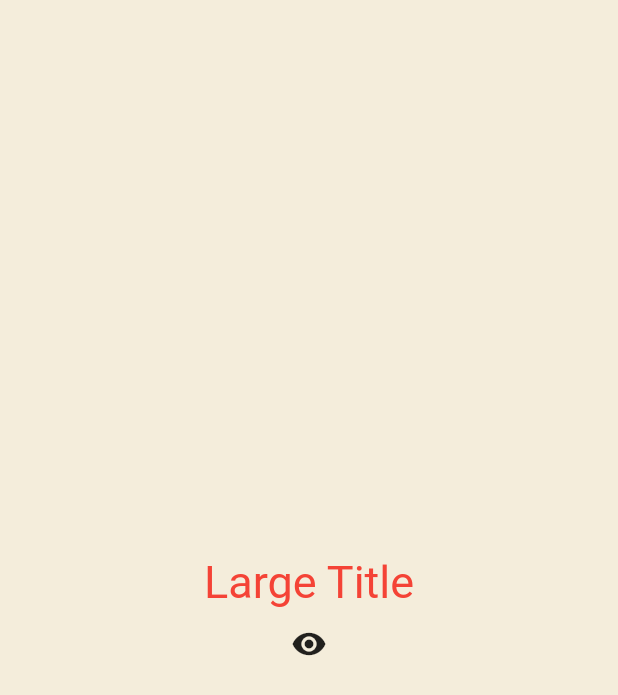
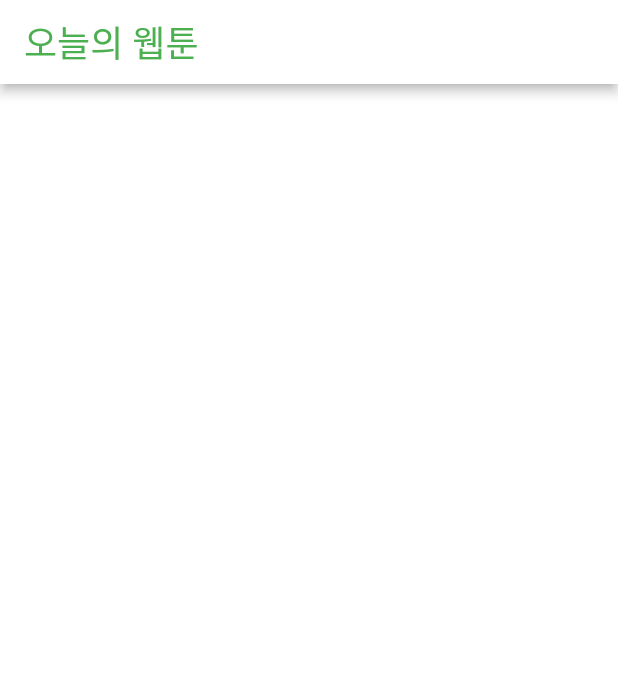
Before and after one commit to tan60/flutter_toonflix, a Flutter app: the screen it shows after launch, on a phone screen of 412 x 824 dp. Shown: the top 695 px of the screen. Run offline on Flutter 3.47's test engine with Material 2 defaults, Android fonts, the phone set to English and light mode, and no system bars; network calls fail.

Commit message:
toon_flix 작업 전환
- home_screen.dart 추가
- API 연동

```diff
--- a/lib/main.dart
+++ b/lib/main.dart
@@ -1,88 +1,19 @@
 import 'package:flutter/material.dart';
+import 'package:toonflix/screen/home_screen.dart';
+import 'package:toonflix/services/api_service.dart';
 
 void main() {
+  ApiService().getTodaysToons();
   runApp(const App());
 }
 
-class App extends StatefulWidget {
+class App extends StatelessWidget {
   const App({super.key});
 
   @override
-  State<App> createState() => _AppState();
-}
-
-class _AppState extends State<App> {
-  void onClicked() {
-    setState(() {});
-  }
-
-  bool showTitle = true;
-
-  void toggleTitle() {
-    setState(() {
-      showTitle = !showTitle;
-    });
-  }
-
-  @override
   Widget build(BuildContext context) {
-    return MaterialApp(
-      theme: ThemeData(
-        textTheme: const TextTheme(
-          titleLarge: TextStyle(
-            color: Colors.red,
-          ),
-        ),
-      ),
-      home: Scaffold(
-        backgroundColor: const Color(0xFFF4EDDB),
-        body: Center(
-          child: Column(
-            mainAxisAlignment: MainAxisAlignment.center,
-            children: [
-              showTitle ? const MyLargetTitle() : const Text(''),
-              IconButton(
-                  onPressed: toggleTitle,
-                  icon: const Icon(Icons.remove_red_eye))
-            ],
-          ),
-        ),
-      ),
+    return const MaterialApp(
+      home: HomeScreen(),
     );
   }
 }
-
-class MyLargetTitle extends StatefulWidget {
-  const MyLargetTitle({
-    super.key,
-  });
-
-  @override
-  State<MyLargetTitle> createState() => _MyLargetTitleState();
-}
-
-class _MyLargetTitleState extends State<MyLargetTitle> {
-  @override
-  void initState() {
-    super.initState();
-    print('initState');
-  }
-
-  @override
-  void dispose() {
-    super.dispose();
-    print('dispose');
-  }
-
-  @override
-  Widget build(BuildContext context) {
-    print('build');
-    return Text(
-      'Large Title',
-      style: TextStyle(
-        fontSize: 30,
-        color: Theme.of(context).textTheme.titleLarge!.color,
-      ),
-    );
-  }
-}
--- /dev/null
+++ b/lib/screen/home_screen.dart
@@ -0,0 +1,23 @@
+import 'package:flutter/material.dart';
+
+class HomeScreen extends StatelessWidget {
+  const HomeScreen({super.key});
+
+  @override
+  Widget build(BuildContext context) {
+    return Scaffold(
+      backgroundColor: Colors.white,
+      appBar: AppBar(
+        elevation: 3,
+        foregroundColor: Colors.green,
+        backgroundColor: Colors.white,
+        title: const Text(
+          "오늘의 웹툰",
+          style: TextStyle(
+            fontSize: 24,
+          ),
+        ),
+      ),
+    );
+  }
+}
--- a/pubspec.yaml
+++ b/pubspec.yaml
@@ -30,7 +30,7 @@ environment:
 dependencies:
   flutter:
     sdk: flutter
-
+  http: ^0.13.5
 
   # The following adds the Cupertino Icons font to your application.
   # Use with the CupertinoIcons class for iOS style icons.
```
Also changed, not shown: lib/models/webtoon_model.dart (added, +14 -0 lines), lib/services/api_service.dart (added, +27 -0 lines), pubspec.lock.
